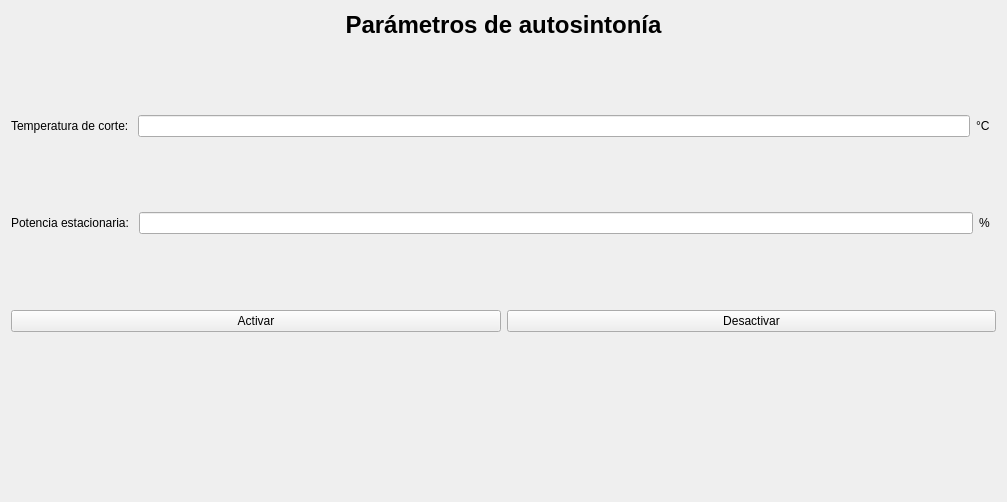
The window that src/view/auto_tunning_tab_view.ui (martincrxz/induction-heater-software) describes before a commit, drawn with Qt 5.
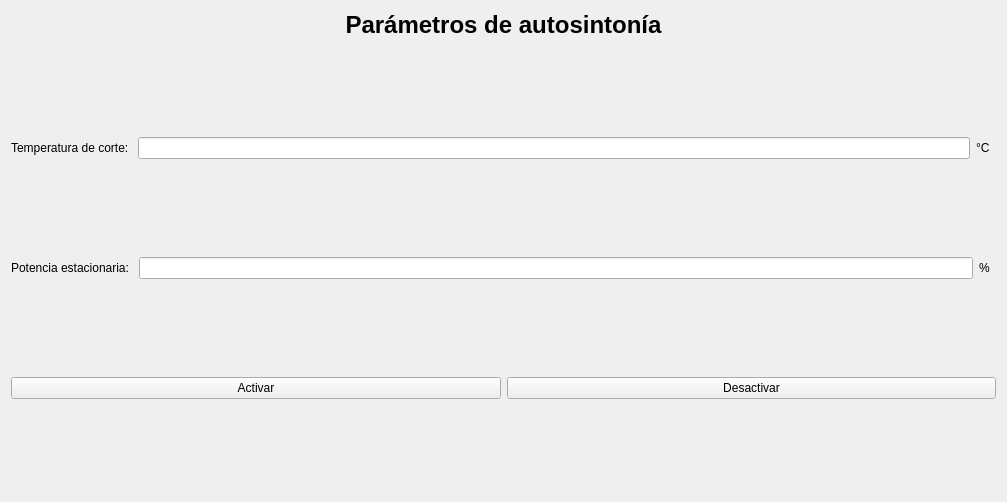
The same window after the commit. Icons and pictures are not drawn.

Diff of the .ui file:
```diff
--- a/src/view/auto_tunning_tab_view.ui
+++ b/src/view/auto_tunning_tab_view.ui
@@ -149,26 +149,6 @@
        </property>
       </spacer>
      </item>
-     <item>
-      <widget class="QLabel" name="status_label">
-       <property name="text">
-        <string/>
-       </property>
-      </widget>
-     </item>
-     <item>
-      <spacer name="verticalSpacer_5">
-       <property name="orientation">
-        <enum>Qt::Vertical</enum>
-       </property>
-       <property name="sizeHint" stdset="0">
-        <size>
-         <width>20</width>
-         <height>40</height>
-        </size>
-       </property>
-      </spacer>
-     </item>
     </layout>
    </item>
   </layout>
```
